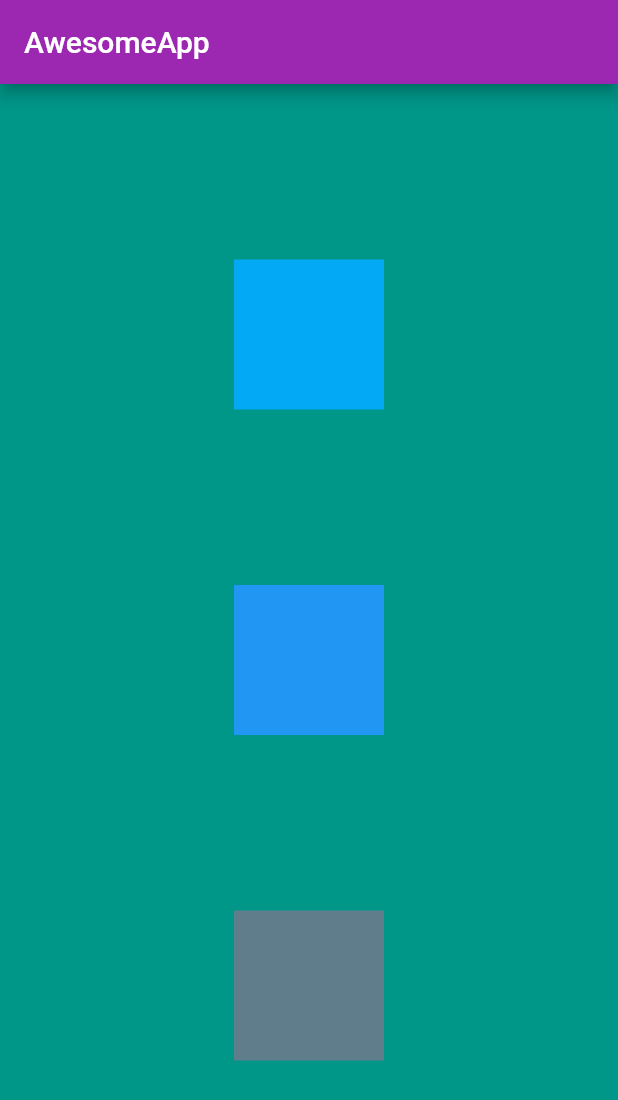
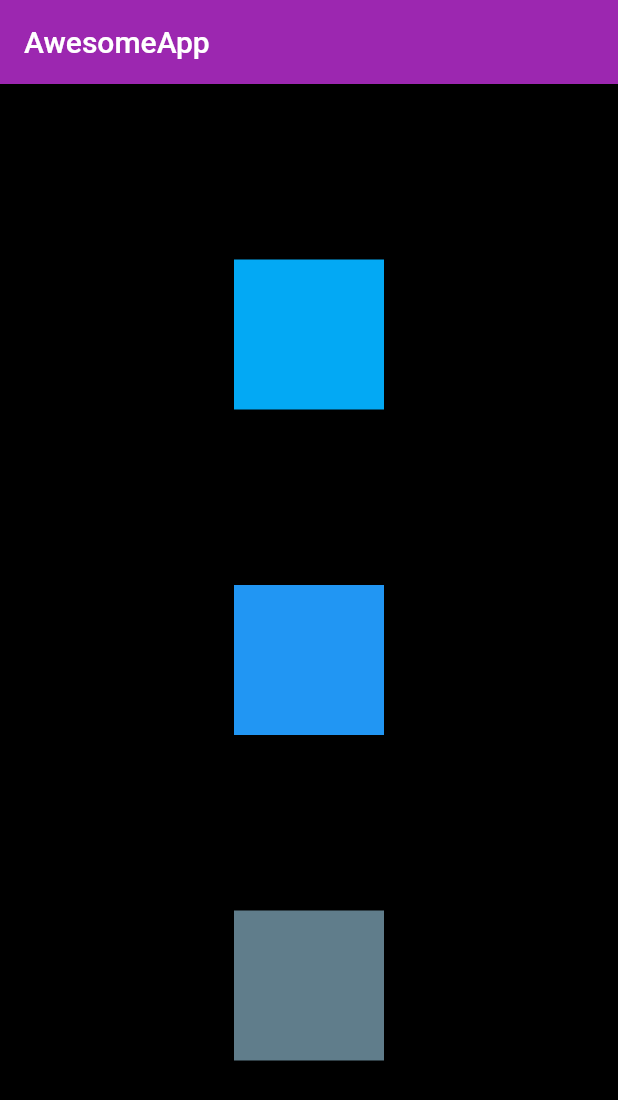
Before and after one commit to Noblemikky/My_flutter_projects, a Flutter app: the screen it shows after launch, on a phone screen of 412 x 824 dp. Shown: the top 1100 px of the screen. Run offline on Flutter 3.47's test engine with Material 2 defaults, Android fonts, the light colour scheme and no system bars.

Commit message:
quick update on v2

```diff
--- a/lib/main.dart
+++ b/lib/main.dart
@@ -17,7 +17,7 @@ class HomePage extends StatelessWidget {
         title: Text("AwesomeApp"),
       ),
       body: Container(
-        color: Colors.teal,
+        color: Colors.black,
         width: 500,
         child: Column(
             mainAxisAlignment: MainAxisAlignment.spaceEvenly,
```
